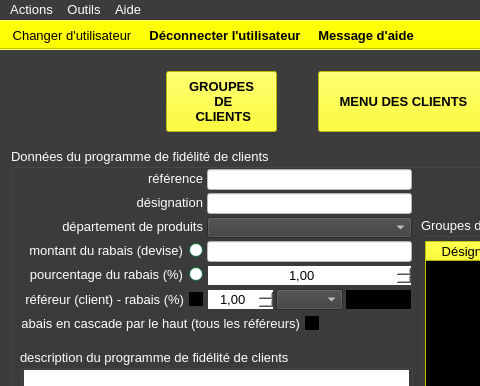
Above: ui/crm/details/yeroth-erp-details-dun-programme-de-fidelite-clients-window.ui from xnoumbissinoundou/yeroth-erp-3.0 before the change; both pictures show x 0 to 480 and y 0 to 386 of the 799 by 601 pixel window. Below: the same form after it.
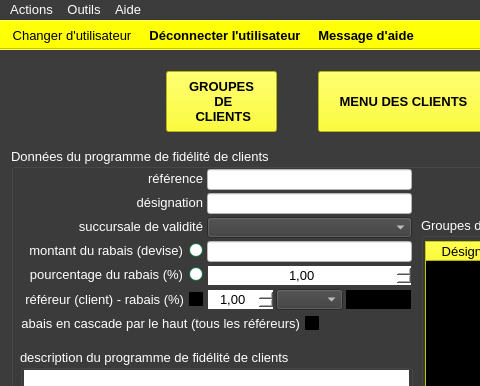
That is the form after the change. Icons and pictures are not drawn. Custom widgets are drawn as their Qt base class.

Patch:
```diff
--- a/ui/crm/details/yeroth-erp-details-dun-programme-de-fidelite-clients-window.ui
+++ b/ui/crm/details/yeroth-erp-details-dun-programme-de-fidelite-clients-window.ui
@@ -8166,7 +8166,7 @@
       <enum>Qt::LeftToRight</enum>
      </property>
      <property name="text">
-      <string>département de produits</string>
+      <string>succursale de validité</string>
      </property>
      <property name="alignment">
       <set>Qt::AlignRight|Qt::AlignTrailing|Qt::AlignVCenter</set>
```
Left out of the diff: 4 changed lines with no effect on the pictures.
